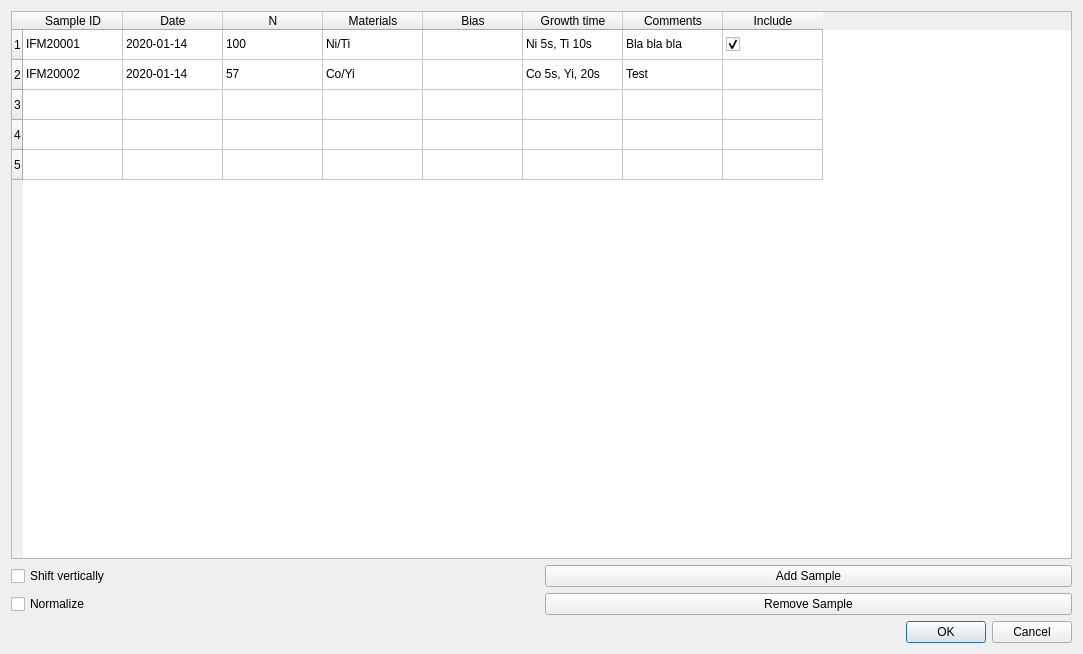
Before: the Qt Designer form simple_dialog.ui in sstendahl/KARIN, drawn with Qt 5.
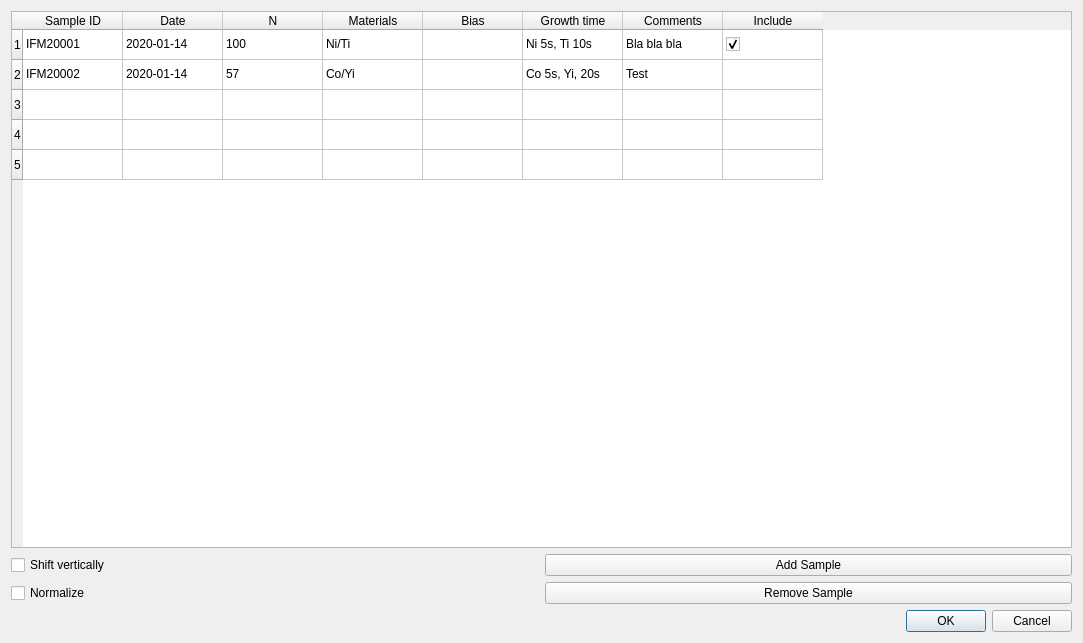
After: the same form once the commit is applied.

Patch:
```diff
--- a/simple_dialog.ui
+++ b/simple_dialog.ui
@@ -7,7 +7,7 @@
     <x>0</x>
     <y>0</y>
     <width>1083</width>
-    <height>654</height>
+    <height>643</height>
    </rect>
   </property>
   <property name="windowTitle">
```
